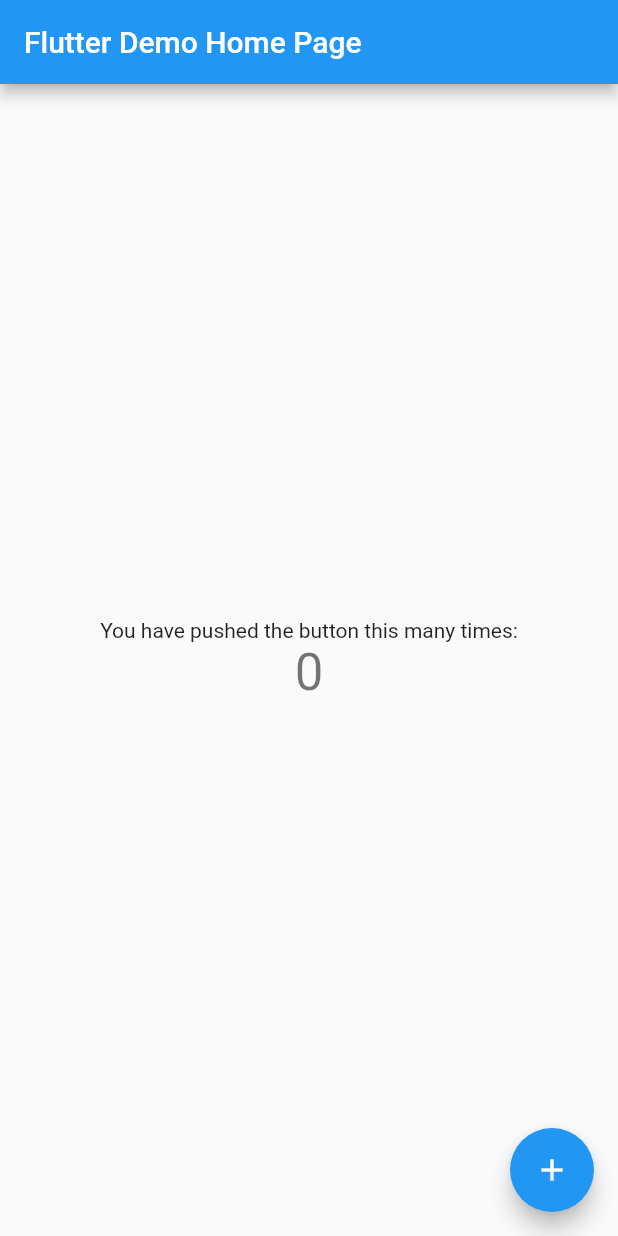
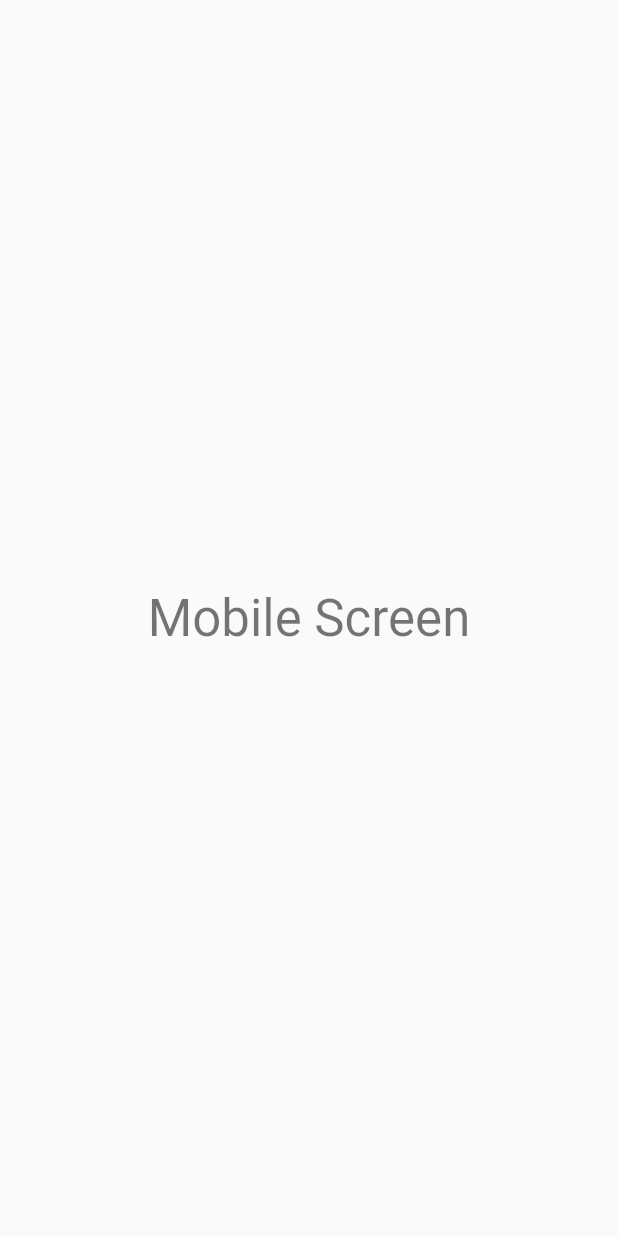
Before and after one commit to mustafa-farag/WhatsApp-Clone, a Flutter app: the screen it shows after launch, on a phone screen of 412 x 824 dp. Run offline on Flutter 3.47's test engine with Material 2 defaults, Android fonts, the phone set to English and light mode, and no system bars.

Commit message:
app set up

```diff
--- a/lib/main.dart
+++ b/lib/main.dart
@@ -1,4 +1,5 @@
 import 'package:flutter/material.dart';
+import 'package:responsive_whatsapp_clone/responsive/responsive.dart';
 
 void main() {
   runApp(const MyApp());
@@ -11,105 +12,11 @@
   @override
   Widget build(BuildContext context) {
     return MaterialApp(
-      title: 'Flutter Demo',
+      title: 'WhatsApp Responsive',
       theme: ThemeData(
-        // This is the theme of your application.
-        //
-        // Try running your application with "flutter run". You'll see the
-        // application has a blue toolbar. Then, without quitting the app, try
-        // changing the primarySwatch below to Colors.green and then invoke
-        // "hot reload" (press "r" in the console where you ran "flutter run",
-        // or simply save your changes to "hot reload" in a Flutter IDE).
-        // Notice that the counter didn't reset back to zero; the application
-        // is not restarted.
         primarySwatch: Colors.blue,
       ),
-      home: const MyHomePage(title: 'Flutter Demo Home Page'),
+      home: const Responsive(),
     );
   }
 }
-
-class MyHomePage extends StatefulWidget {
-  const MyHomePage({Key? key, required this.title}) : super(key: key);
-
-  // This widget is the home page of your application. It is stateful, meaning
-  // that it has a State object (defined below) that contains fields that affect
-  // how it looks.
-
-  // This class is the configuration for the state. It holds the values (in this
-  // case the title) provided by the parent (in this case the App widget) and
-  // used by the build method of the State. Fields in a Widget subclass are
-  // always marked "final".
-
-  final String title;
-
-  @override
-  State<MyHomePage> createState() => _MyHomePageState();
-}
-
-class _MyHomePageState extends State<MyHomePage> {
-  int _counter = 0;
-
-  void _incrementCounter() {
-    setState(() {
-      // This call to setState tells the Flutter framework that something has
-      // changed in this State, which causes it to rerun the build method below
-      // so that the display can reflect the updated values. If we changed
-      // _counter without calling setState(), then the build method would not be
-      // called again, and so nothing would appear to happen.
-      _counter++;
-    });
-  }
-
-  @override
-  Widget build(BuildContext context) {
-    // This method is rerun every time setState is called, for instance as done
-    // by the _incrementCounter method above.
-    //
-    // The Flutter framework has been optimized to make rerunning build methods
-    // fast, so that you can just rebuild anything that needs updating rather
-    // than having to individually change instances of widgets.
-    return Scaffold(
-      appBar: AppBar(
-        // Here we take the value from the MyHomePage object that was created by
-        // the App.build method, and use it to set our appbar title.
-        title: Text(widget.title),
-      ),
-      body: Center(
-        // Center is a layout widget. It takes a single child and positions it
-        // in the middle of the parent.
-        child: Column(
-          // Column is also a layout widget. It takes a list of children and
-          // arranges them vertically. By default, it sizes itself to fit its
-          // children horizontally, and tries to be as tall as its parent.
-          //
-          // Invoke "debug painting" (press "p" in the console, choose the
-          // "Toggle Debug Paint" action from the Flutter Inspector in Android
-          // Studio, or the "Toggle Debug Paint" command in Visual Studio Code)
-          // to see the wireframe for each widget.
-          //
-          // Column has various properties to control how it sizes itself and
-          // how it positions its children. Here we use mainAxisAlignment to
-          // center the children vertically; the main axis here is the vertical
-          // axis because Columns are vertical (the cross axis would be
-          // horizontal).
-          mainAxisAlignment: MainAxisAlignment.center,
-          children: <Widget>[
-            const Text(
-              'You have pushed the button this many times:',
-            ),
-            Text(
-              '$_counter',
-              style: Theme.of(context).textTheme.headline4,
-            ),
-          ],
-        ),
-      ),
-      floatingActionButton: FloatingActionButton(
-        onPressed: _incrementCounter,
-        tooltip: 'Increment',
-        child: const Icon(Icons.add),
-      ), // This trailing comma makes auto-formatting nicer for build methods.
-    );
-  }
-}
--- /dev/null
+++ b/lib/responsive/responsive.dart
@@ -0,0 +1,18 @@
+import 'package:flutter/material.dart';
+import '../screens/mobile_screen.dart';
+import '../screens/web_screen.dart';
+
+class Responsive extends StatelessWidget {
+  const Responsive({Key? key}) : super(key: key);
+
+  @override
+  Widget build(BuildContext context) {
+    return LayoutBuilder(builder: (_, constrains) {
+      if (constrains.maxWidth > 600) {
+        return const Web();
+      } else {
+        return const Mobile();
+      }
+    });
+  }
+}
--- /dev/null
+++ b/lib/screens/mobile_screen.dart
@@ -0,0 +1,17 @@
+import 'package:flutter/material.dart';
+
+class Mobile extends StatelessWidget {
+  const Mobile({Key? key}) : super(key: key);
+
+  @override
+  Widget build(BuildContext context) {
+    return Scaffold(
+      body: Center(
+        child: Text(
+          'Mobile Screen',
+          style: Theme.of(context).textTheme.headline4,
+        ),
+      ),
+    );
+  }
+}
--- /dev/null
+++ b/lib/screens/web_screen.dart
@@ -0,0 +1,17 @@
+import 'package:flutter/material.dart';
+
+class Web extends StatelessWidget {
+  const Web({Key? key}) : super(key: key);
+
+  @override
+  Widget build(BuildContext context) {
+    return Scaffold(
+      body: Center(
+        child: Text(
+          'Web Screen',
+          style: Theme.of(context).textTheme.headline4,
+        ),
+      ),
+    );
+  }
+}
```
